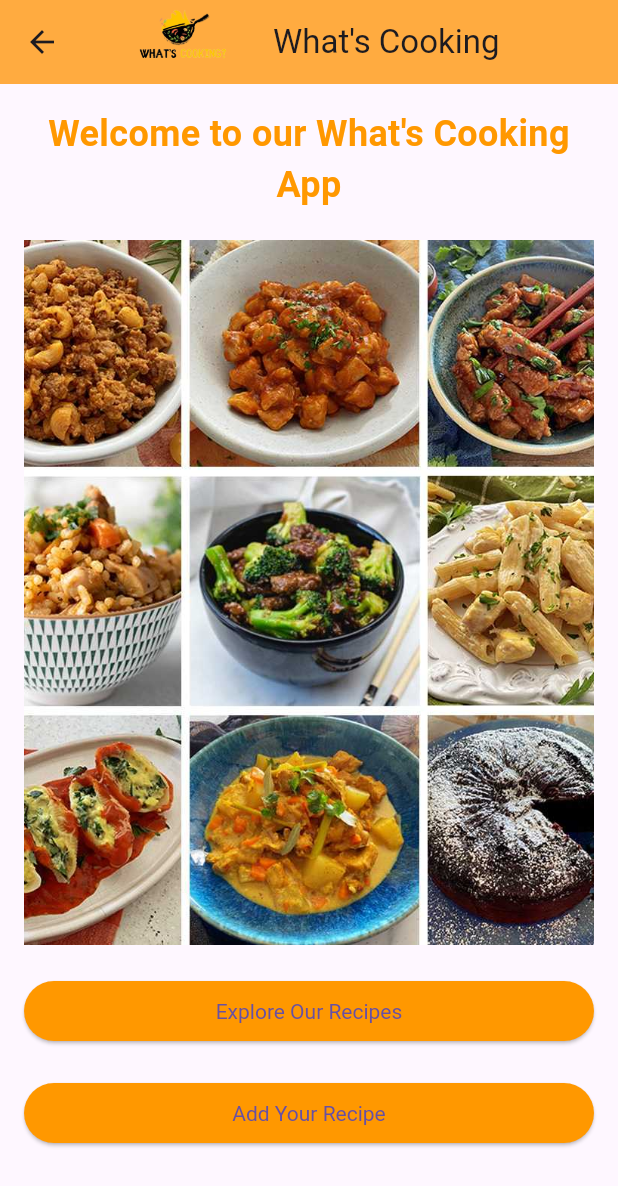
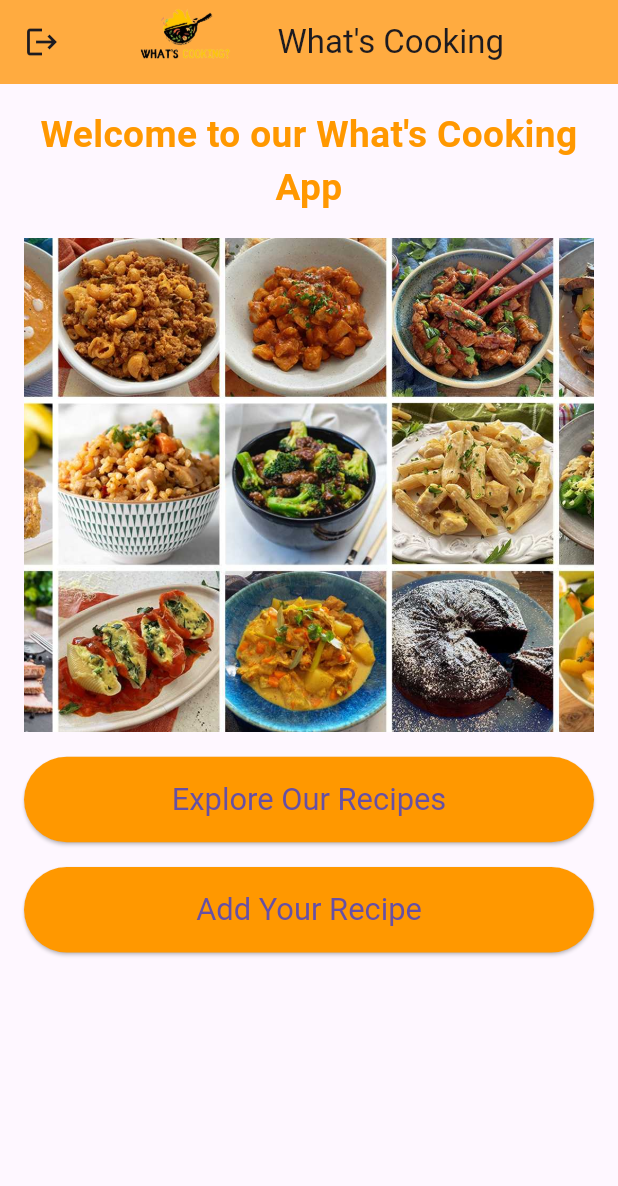
Before and after one commit to nuaimman02/whats_cooking, a Flutter app: the HomePage screen opened by its route, on a phone screen of 412 x 824 dp. Shown: the top 1186 px of the screen. Run offline on Flutter 3.47's test engine with Material 3 defaults, Android fonts, the phone set to English and light mode, and no system bars; our stand-ins replace cloud_firestore, firebase_auth, firebase_core, firebase_storage, image_picker; accounts and stored records are empty.

Commit message:
hopefully final update

```diff
--- a/lib/HomePage.dart
+++ b/lib/HomePage.dart
@@ -5,14 +5,24 @@ import 'HomeScreen.dart'; // Import your HomeScreen
 class HomePage extends StatelessWidget {
   @override
   Widget build(BuildContext context) {
+    var screenWidth = MediaQuery.of(context).size.width;
+    var screenHeight = MediaQuery.of(context).size.height;
+    var textScaleFactor = MediaQuery.of(context).textScaleFactor;
+
     return Scaffold(
       appBar: AppBar(
+        leading: IconButton(
+          icon: Icon(Icons.logout),
+          onPressed: () {
+            _showLogoutConfirmation(context);
+          },
+        ),
         title: Row(
           children: <Widget>[
             Image.asset(
               'assets/whatscooking_logo.png',
-              height: 80,
-              width: 100,
+              height: screenHeight * 0.1,
+              width: screenWidth * 0.25,
             ),
             const SizedBox(width: 10),
             const Text("What's Cooking"),
@@ -27,19 +37,19 @@ class HomePage extends StatelessWidget {
             Text(
               'Welcome to our What\'s Cooking App',
               style: TextStyle(
-                fontSize: 24.0,
+                fontSize: screenHeight * 0.03, // Responsive font size
                 fontWeight: FontWeight.bold,
                 color: Colors.orange,
               ),
               textAlign: TextAlign.center,
             ),
-            SizedBox(height: 20.0),
+            SizedBox(height: screenHeight * 0.02),
             Image.asset(
               'assets/images.jpg',
-              height: 470,
+              height: screenHeight * 0.4,
               fit: BoxFit.cover,
             ),
-            SizedBox(height: 20.0),
+            SizedBox(height: screenHeight * 0.02),
 
             // Explore Recipes Button
             Container(
@@ -55,14 +65,18 @@ class HomePage extends StatelessWidget {
                   );
                 },
                 style: ElevatedButton.styleFrom(
+                  padding: EdgeInsets.symmetric(vertical: screenHeight * 0.02),
                   shape: RoundedRectangleBorder(
                     borderRadius: BorderRadius.circular(30.0),
                   ),
                 ),
-                child: Text('Explore Our Recipes'),
+                child: Text(
+                  'Explore Our Recipes',
+                  style: TextStyle(fontSize: screenHeight * 0.025),
+                ),
               ),
             ),
-            SizedBox(height: 20.0),
+            SizedBox(height: screenHeight * 0.02),
 
             // Add Recipe Button
             Container(
@@ -78,11 +92,15 @@ class HomePage extends StatelessWidget {
                   );
                 },
                 style: ElevatedButton.styleFrom(
+                  padding: EdgeInsets.symmetric(vertical: screenHeight * 0.02),
                   shape: RoundedRectangleBorder(
                     borderRadius: BorderRadius.circular(30.0),
                   ),
                 ),
-                child: Text('Add Your Recipe'),
+                child: Text(
+                  'Add Your Recipe',
+                  style: TextStyle(fontSize: screenHeight * 0.025),
+                ),
               ),
             ),
           ],
@@ -90,4 +108,31 @@ class HomePage extends StatelessWidget {
       ),
     );
   }
+
+  void _showLogoutConfirmation(BuildContext context) {
+    showDialog(
+      context: context,
+      builder: (BuildContext context) {
+        return AlertDialog(
+          title: Text("Confirm Logout"),
+          content: Text("Are you sure you want to logout?"),
+          actions: <Widget>[
+            TextButton(
+              child: Text("No"),
+              onPressed: () {
+                Navigator.of(context).pop();
+              },
+            ),
+            TextButton(
+              child: Text("Yes"),
+              onPressed: () {
+                Navigator.of(context).pop(); // Close the dialog
+                Navigator.of(context).pop(); // Perform the logout (pop the current screen)
+              },
+            ),
+          ],
+        );
+      },
+    );
+  }
 }
--- a/lib/homeScreen.dart
+++ b/lib/homeScreen.dart
@@ -1,5 +1,4 @@
 import 'dart:io';
-
 import 'package:cloud_firestore/cloud_firestore.dart';
 import 'package:firebase_storage/firebase_storage.dart';
 import 'package:flutter/material.dart';
@@ -64,6 +63,8 @@ class _HomeScreenState extends State<HomeScreen> {
         'ingredients': ingredients,
         'steps': steps,
         'imageUrl': imageUrl,
+        'ratings' :[],
+        'averageRating' : 0,
       }).then((_) {
         // Show success sign
         setState(() {
```
Also changed, not shown: lib/RecipeCard.dart (+152 -23 lines), pubspec.lock.
